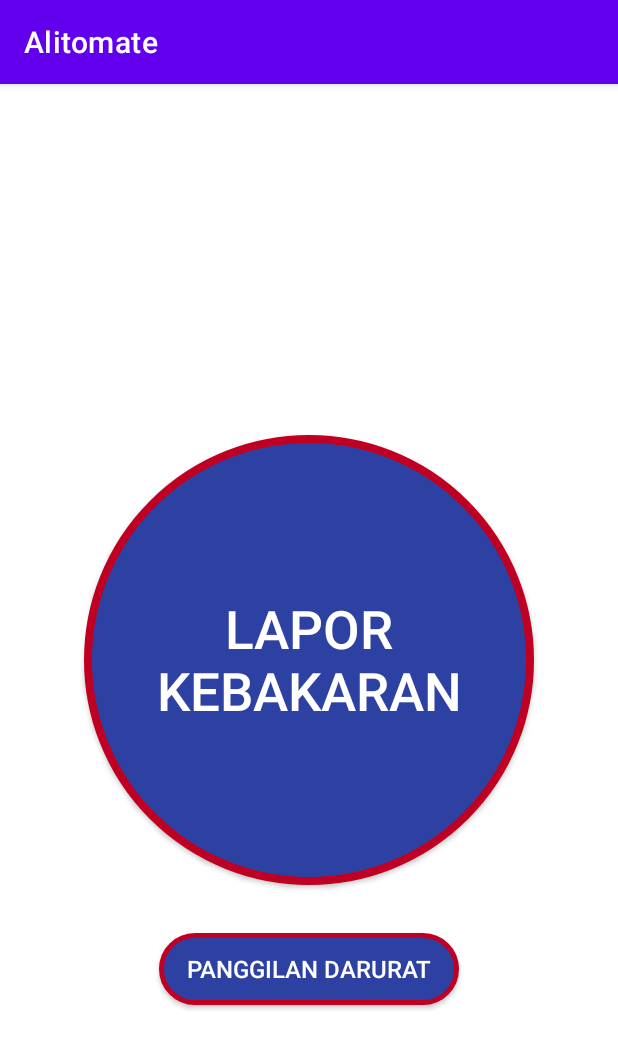
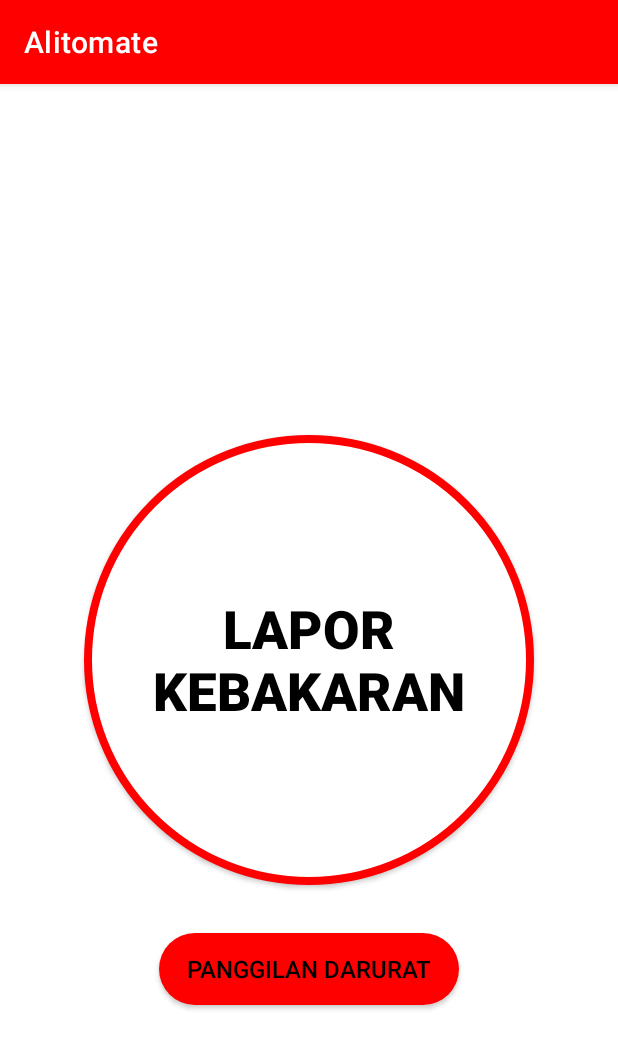
Before and after one commit to PaskahPrabu/alitomate-bangkit-capstone-2022, an Android app: the screen it shows after launch (MainActivity), on a phone screen of 412 x 824 dp. Shown: the top 1049 px of the screen. Run offline under Robolectric (Android 15) with nearby library versions, the phone set to English and light mode, and no system bars.

Commit message:
Revision of UI/UX

```diff
--- a/Android/Alitomate/app/build.gradle
+++ b/Android/Alitomate/app/build.gradle
@@ -36,15 +36,17 @@ android {
 
 dependencies {
 
-    implementation 'androidx.core:core-ktx:1.7.0'
-    implementation 'androidx.appcompat:appcompat:1.4.1'
-    implementation 'com.google.android.material:material:1.6.0'
+    implementation 'androidx.core:core-ktx:1.8.0'
+    implementation 'androidx.appcompat:appcompat:1.4.2'
+    implementation 'com.google.android.material:material:1.6.1'
     implementation 'androidx.constraintlayout:constraintlayout:2.1.4'
 
     implementation "androidx.camera:camera-camera2:1.2.0-alpha01"
     implementation "androidx.camera:camera-lifecycle:1.2.0-alpha01"
     implementation "androidx.camera:camera-view:1.2.0-alpha01"
 
+    implementation 'androidx.core:core-splashscreen:1.0.0-rc01'
+
     testImplementation 'junit:junit:4.13.2'
     androidTestImplementation 'androidx.test.ext:junit:1.1.3'
     androidTestImplementation 'androidx.test.espresso:espresso-core:3.4.0'
--- a/Android/Alitomate/app/src/main/AndroidManifest.xml
+++ b/Android/Alitomate/app/src/main/AndroidManifest.xml
@@ -1,6 +1,9 @@
 <?xml version="1.0" encoding="utf-8"?>
 <manifest xmlns:android="http://schemas.android.com/apk/res/android"
     package="com.bangkit.alitomate">
+
+    <uses-feature android:name="android.hardware.camera" />
+    <uses-permission android:name="android.permission.CAMERA" />
 
     <application
         android:allowBackup="true"
@@ -14,9 +17,11 @@
             android:exported="false" />
         <activity
             android:name=".ui.ReportingActivity"
+            android:parentActivityName=".ui.MainActivity"
             android:exported="false" />
         <activity
             android:name=".ui.MainActivity"
+            android:theme="@style/Theme.App.Starting"
             android:exported="true">
             <intent-filter>
                 <action android:name="android.intent.action.MAIN" />
--- a/Android/Alitomate/app/src/main/java/com/bangkit/alitomate/ui/MainActivity.kt
+++ b/Android/Alitomate/app/src/main/java/com/bangkit/alitomate/ui/MainActivity.kt
@@ -4,6 +4,9 @@ import android.content.Intent
 import android.net.Uri
 import androidx.appcompat.app.AppCompatActivity
 import android.os.Bundle
+import android.os.Handler
+import android.os.Looper
+import androidx.core.splashscreen.SplashScreen.Companion.installSplashScreen
 import com.bangkit.alitomate.R
 import com.bangkit.alitomate.databinding.ActivityMainBinding
 
@@ -11,7 +14,12 @@ class MainActivity : AppCompatActivity() {
     private lateinit var binding: ActivityMainBinding
 
     override fun onCreate(savedInstanceState: Bundle?) {
+        var keepSplashOnScreen = true
+        val delay = 1000L
+
         super.onCreate(savedInstanceState)
+        installSplashScreen().setKeepOnScreenCondition{keepSplashOnScreen}
+        Handler(Looper.getMainLooper()).postDelayed({keepSplashOnScreen = false}, delay)
         binding = ActivityMainBinding.inflate(layoutInflater)
         setContentView(binding.root)
 
--- a/Android/Alitomate/app/src/main/java/com/bangkit/alitomate/ui/ReportingActivity.kt
+++ b/Android/Alitomate/app/src/main/java/com/bangkit/alitomate/ui/ReportingActivity.kt
@@ -57,7 +57,6 @@ class ReportingActivity : AppCompatActivity() {
                 REQUEST_CODE_PERMISSIONS
             )
         }
-
         setupAction()
     }
 
--- a/Android/Alitomate/app/src/main/res/drawable-v24/custom_button.xml
+++ b/Android/Alitomate/app/src/main/res/drawable-v24/custom_button.xml
@@ -1,7 +1,7 @@
 <?xml version="1.0" encoding="utf-8"?>
 <shape xmlns:android="http://schemas.android.com/apk/res/android" android:shape="rectangle">
 
-    <solid android:color="#2D41A3"/>
+    <solid android:color="#FF0000"/>
 
     <corners android:radius="50dp"/>
 
--- a/Android/Alitomate/app/src/main/res/drawable-v24/custom_circle_button.xml
+++ b/Android/Alitomate/app/src/main/res/drawable-v24/custom_circle_button.xml
@@ -1,8 +1,8 @@
 <?xml version="1.0" encoding="utf-8"?>
 <shape xmlns:android="http://schemas.android.com/apk/res/android" android:shape="rectangle">
 
-    <solid android:color="#2D41A3"/>
-    <stroke android:color="#BF0023" android:width="5dp"/>
+    <solid android:color="#ffff"/>
+    <stroke android:color="#ff0000" android:width="5dp"/>
 
     <corners android:radius="9999dp"/>
 
--- a/Android/Alitomate/app/src/main/res/drawable-v24/custom_w_stroke_button.xml
+++ b/Android/Alitomate/app/src/main/res/drawable-v24/custom_w_stroke_button.xml
@@ -1,8 +1,8 @@
 <?xml version="1.0" encoding="utf-8"?>
 <shape xmlns:android="http://schemas.android.com/apk/res/android" android:shape="rectangle">
 
-    <solid android:color="#2D41A3"/>
-    <stroke android:color="#BF0023" android:width="3dp"/>
+    <solid android:color="#ffff"/>
+    <stroke android:color="#ff0000" android:width="3dp"/>
 
     <corners android:radius="50dp"/>
 
--- /dev/null
+++ b/Android/Alitomate/app/src/main/res/drawable/ic_alitomate_logo.xml
@@ -0,0 +1,15 @@
+<vector xmlns:android="http://schemas.android.com/apk/res/android"
+    android:width="24dp"
+    android:height="24dp"
+    android:viewportWidth="24"
+    android:viewportHeight="24">
+  <group
+    android:pivotY="12"
+    android:pivotX="12"
+    android:scaleY="0.5"
+    android:scaleX="0.5">
+    <path
+        android:pathData="M21.19,10.93a9.73,9.73 0,0 0,-7 -6.29L14,4.58A2.7,2.7 0,0 1,12.65 0.19a7,7 0,0 0,1.11 13.15,7 7,0 0,1 -6.43,-7 7.12,7.12 0,0 1,0 -0.77,9.71 9.71,0 1,0 13.81,5.38ZM16.19,18.26a0.2,0.2 0,0 1,-0.2 0.2h-0.51L15.48,22a0.22,0.22 0,0 1,-0.22 0.22L12.82,22.22L12.82,20.57a0.22,0.22 0,0 0,-0.22 -0.22L11.41,20.35a0.22,0.22 0,0 0,-0.22 0.22v1.69L8.75,22.26A0.22,0.22 0,0 1,8.53 22L8.53,18.46L8,18.46a0.2,0.2 0,0 1,-0.2 -0.2v-0.2c0,-0.08 0,-0.13 0.13,-0.18L8,17.88l4,-2.94 4,2.94h0c0.08,0.05 0.13,0.1 0.13,0.18Z"
+        android:fillColor="#ff0000"/>
+  </group>
+</vector>
--- a/Android/Alitomate/app/src/main/res/layout/activity_main.xml
+++ b/Android/Alitomate/app/src/main/res/layout/activity_main.xml
@@ -6,12 +6,37 @@
     android:layout_height="match_parent"
     tools:context=".ui.MainActivity">
 
+    <TextView
+        android:id="@+id/app_title_tv"
+        android:layout_width="match_parent"
+        android:layout_height="wrap_content"
+        android:text="ALITOMATE"
+        android:textAlignment="center"
+        android:textColor="?attr/colorOnPrimary"
+        android:layout_marginTop="32dp"
+        android:textSize="35sp"
+        android:textStyle="bold"
+        app:layout_constraintStart_toStartOf="parent"
+        app:layout_constraintTop_toTopOf="parent" />
+
+    <TextView
+        android:layout_width="match_parent"
+        android:layout_height="wrap_content"
+        android:text="Aplikasi Pelaporan Kejadian Kebakaran"
+        android:textAlignment="center"
+        android:textColor="?attr/colorOnPrimary"
+        android:layout_marginTop="8dp"
+        android:textSize="20sp"
+        app:layout_constraintStart_toStartOf="parent"
+        app:layout_constraintTop_toBottomOf="@+id/app_title_tv" />
+
     <android.widget.Button
         android:id="@+id/report_button"
         android:layout_width="300dp"
         android:layout_height="300dp"
         android:text="Lapor Kebakaran"
-        android:textColor="@color/white"
+        android:textColor="@color/black"
+        android:textStyle="bold"
         android:textSize="35sp"
         android:background="@drawable/custom_circle_button"
         app:layout_constraintBottom_toBottomOf="parent"
@@ -26,8 +51,8 @@
         android:layout_margin="32dp"
         android:text="Panggilan Darurat"
         android:textSize="16sp"
-        android:textColor="@color/white"
-        android:background="@drawable/custom_w_stroke_button"
+        android:textColor="@color/black"
+        android:background="@drawable/custom_button"
         app:layout_constraintEnd_toEndOf="@+id/report_button"
         app:layout_constraintStart_toStartOf="@+id/report_button"
         app:layout_constraintTop_toBottomOf="@+id/report_button" />
--- a/Android/Alitomate/app/src/main/res/layout/activity_reporting.xml
+++ b/Android/Alitomate/app/src/main/res/layout/activity_reporting.xml
@@ -79,7 +79,7 @@
         android:layout_margin="16dp"
         android:background="@drawable/custom_button"
         android:text="Ambil Gambar"
-        android:textColor="@color/white"
+        android:textColor="@color/black"
         app:layout_constraintStart_toStartOf="parent"
         app:layout_constraintEnd_toStartOf="@+id/gallery_button"
         app:layout_constraintTop_toBottomOf="@+id/desc_text_input_lyt"/>
@@ -91,7 +91,7 @@
         android:layout_marginEnd="16dp"
         android:background="@drawable/custom_button"
         android:text="Buka Galeri"
-        android:textColor="@color/white"
+        android:textColor="@color/black"
         app:layout_constraintStart_toEndOf="@+id/camerax_button"
         app:layout_constraintEnd_toEndOf="parent"
         app:layout_constraintTop_toTopOf="@+id/camerax_button"
@@ -111,7 +111,7 @@
         android:id="@+id/submit_button"
         android:text="Laporkan"
         android:textSize="16sp"
-        android:textColor="@color/white"
+        android:textColor="@color/black"
         android:layout_width="200dp"
         android:layout_height="wrap_content"
         android:layout_marginBottom="32dp"
--- a/Android/Alitomate/app/src/main/res/values-night/themes.xml
+++ b/Android/Alitomate/app/src/main/res/values-night/themes.xml
@@ -2,12 +2,12 @@
     <!-- Base application theme. -->
     <style name="Theme.Alitomate" parent="Theme.MaterialComponents.DayNight.DarkActionBar">
         <!-- Primary brand color. -->
-        <item name="colorPrimary">@color/purple_200</item>
-        <item name="colorPrimaryVariant">@color/purple_700</item>
-        <item name="colorOnPrimary">@color/black</item>
+        <item name="colorPrimary">@color/red_500</item>
+        <item name="colorPrimaryVariant">@color/red_700</item>
+        <item name="colorOnPrimary">@color/white</item>
         <!-- Secondary brand color. -->
         <item name="colorSecondary">@color/teal_200</item>
-        <item name="colorSecondaryVariant">@color/teal_200</item>
+        <item name="colorSecondaryVariant">@color/teal_700</item>
         <item name="colorOnSecondary">@color/black</item>
         <!-- Status bar color. -->
         <item name="android:statusBarColor" tools:targetApi="l">?attr/colorPrimaryVariant</item>
--- a/Android/Alitomate/app/src/main/res/values/colors.xml
+++ b/Android/Alitomate/app/src/main/res/values/colors.xml
@@ -1,8 +1,8 @@
 <?xml version="1.0" encoding="utf-8"?>
 <resources>
-    <color name="purple_200">#FFBB86FC</color>
-    <color name="purple_500">#FF6200EE</color>
-    <color name="purple_700">#FF3700B3</color>
+    <color name="red_200">#FFB4A6</color>
+    <color name="red_500">#FF0000</color>
+    <color name="red_700">#940000</color>
     <color name="teal_200">#FF03DAC5</color>
     <color name="teal_700">#FF018786</color>
     <color name="black">#FF000000</color>
--- /dev/null
+++ b/Android/Alitomate/app/src/main/res/values/splash.xml
@@ -0,0 +1,8 @@
+<?xml version="1.0" encoding="utf-8"?>
+<resources>
+    <style name="Theme.App.Starting" parent="Theme.SplashScreen">
+        <item name="windowSplashScreenBackground">@color/white</item>
+        <item name="windowSplashScreenAnimatedIcon">@drawable/ic_alitomate_logo</item>
+        <item name="postSplashScreenTheme">@style/Theme.Alitomate</item>
+    </style>
+</resources>
--- a/Android/Alitomate/app/src/main/res/values/themes.xml
+++ b/Android/Alitomate/app/src/main/res/values/themes.xml
@@ -2,8 +2,8 @@
     <!-- Base application theme. -->
     <style name="Theme.Alitomate" parent="Theme.MaterialComponents.DayNight.DarkActionBar">
         <!-- Primary brand color. -->
-        <item name="colorPrimary">@color/purple_500</item>
-        <item name="colorPrimaryVariant">@color/purple_700</item>
+        <item name="colorPrimary">@color/red_500</item>
+        <item name="colorPrimaryVariant">@color/red_700</item>
         <item name="colorOnPrimary">@color/white</item>
         <!-- Secondary brand color. -->
         <item name="colorSecondary">@color/teal_200</item>
```
